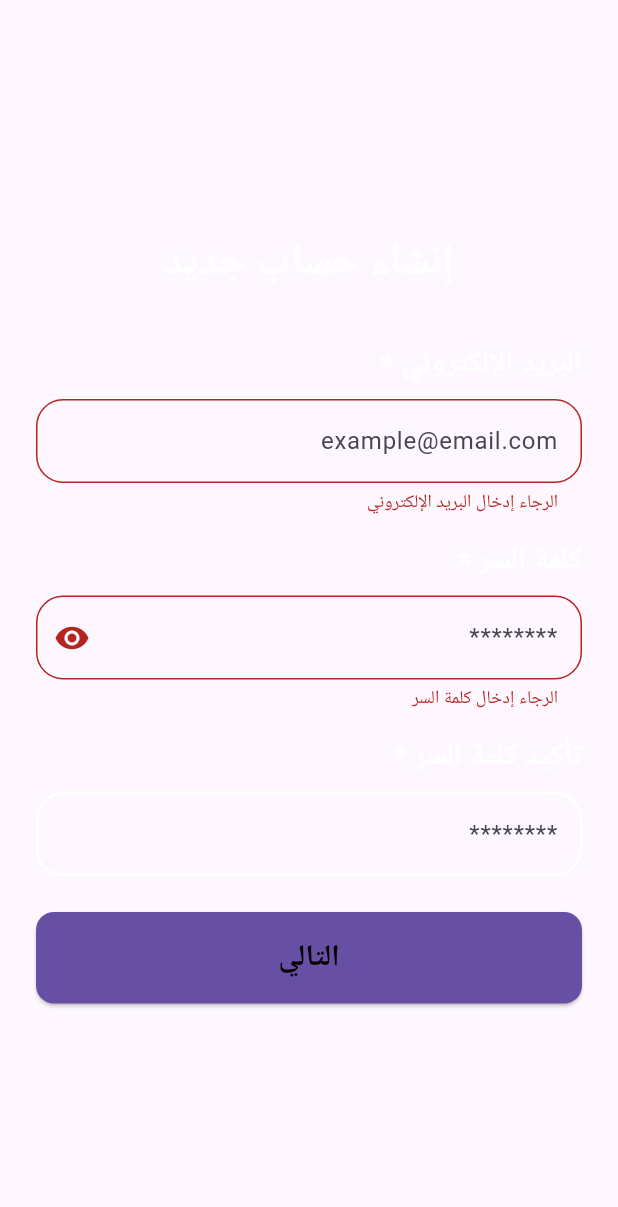
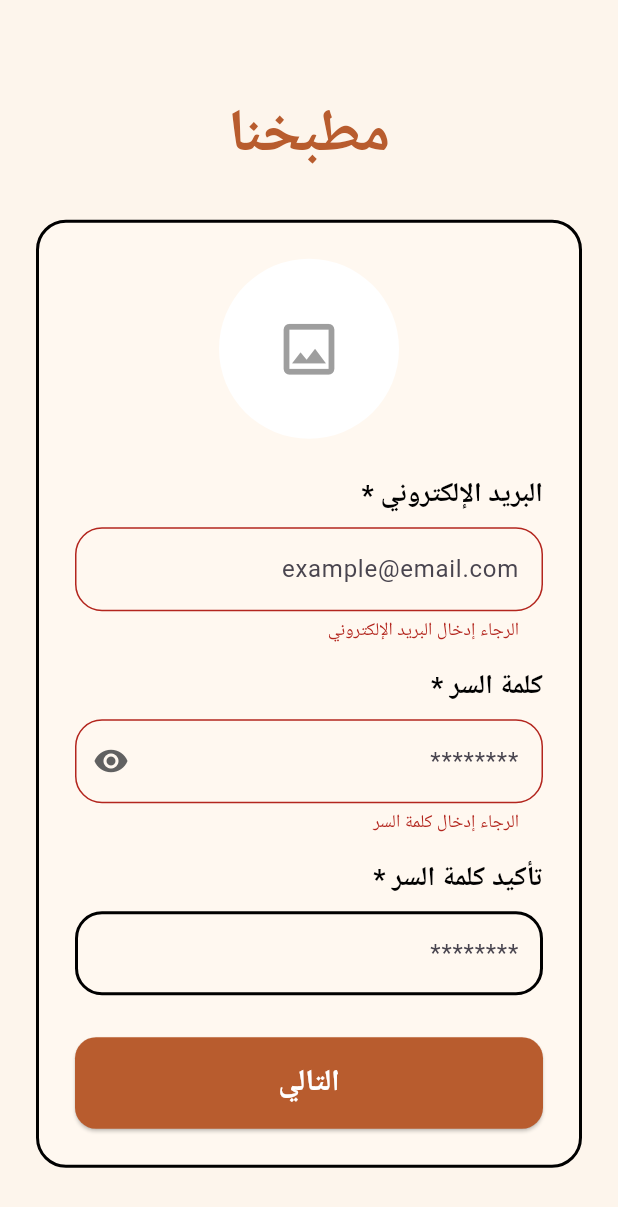
Before and after one commit to SuzanAqraa/Matbakhna_App, a Flutter app: the SignUpStepOnePage screen opened directly, after a tap on "التالي", on a phone screen of 412 x 824 dp. Shown: the top 1207 px of the screen. Run offline on Flutter 3.47's test engine with Material 3 defaults, Android fonts, the light colour scheme and no system bars; our stand-ins replace cloud_firestore, firebase_auth, firebase_core, youtube_player_flutter; accounts and stored records are empty; network calls fail; Roboto replaces fonts that are missing (Cairo).

Commit message:
"edit sing up pages"

```diff
--- a/lib/features/auth/screens/signup_screen.dart
+++ b/lib/features/auth/screens/signup_screen.dart
@@ -20,19 +20,22 @@ class _SignUpStepOnePageState extends State<SignUpStepOnePage> {
   String? _emailError;
   String? _passwordError;
 
-  void _showSuccessSnackbar(String message) {
-    final colors = Theme.of(context).colorScheme;
-    ScaffoldMessenger.of(context).showSnackBar(
-      SnackBar(
-        content: Text(
-          message,
-          style: const TextStyle(fontWeight: FontWeight.bold),
-        ),
-        backgroundColor: colors.primary,
-        duration: const Duration(seconds: 5),
-      ),
+  // الألوان
+  static const backgroundColor = Color(0xFFFDF5EC);
+  static const formBackgroundColor = Color(0xFFFFF8F0);
+  static const primaryColor = Color(0xFFB85C2E);
+  static const textColor = Colors.black;
+
+  InputBorder _border() => OutlineInputBorder(
+    borderRadius: BorderRadius.circular(18),
+    borderSide: const BorderSide(color: Colors.black, width: 2),
   );
-  }
+
+  TextStyle get _labelStyle => const TextStyle(
+    fontSize: 18,
+    color: textColor,
+    fontWeight: FontWeight.bold,
+  );
 
   Future<void> _registerUser() async {
     setState(() {
@@ -40,9 +43,9 @@ class _SignUpStepOnePageState extends State<SignUpStepOnePage> {
       _passwordError = null;
     });
 
-    if (_formKey.currentState!.validate()) {
+    if (!_formKey.currentState!.validate()) return;
+
     try {
-        // إنشاء الحساب
       final credential = await FirebaseAuth.instance.createUserWithEmailAndPassword(
         email: _emailController.text.trim(),
         password: _passwordController.text.trim(),
@@ -50,17 +53,16 @@ class _SignUpStepOnePageState extends State<SignUpStepOnePage> {
 
       final email = _emailController.text.trim();
       final username = email.split('@')[0];
+
       await credential.user?.sendEmailVerification();
-        await FirebaseFirestore.instance.collection('users').doc(credential.user?.uid).set({
-          'email': email,
-          'username': username,
-        });
+      await FirebaseFirestore.instance
+          .collection('users')
+          .doc(credential.user?.uid)
+          .set({'email': email, 'username': username});
 
       Navigator.pushReplacement(
         context,
-          MaterialPageRoute(
-            builder: (context) => SignUpStepTwoPage(userId: credential.user?.uid),
-          ),
+        MaterialPageRoute(builder: (_) => SignUpStepTwoPage(userId: credential.user?.uid)),
       );
     } on FirebaseAuthException catch (e) {
       setState(() {
@@ -76,45 +78,56 @@ class _SignUpStepOnePageState extends State<SignUpStepOnePage> {
       });
     }
   }
-  }
 
   @override
   Widget build(BuildContext context) {
-    final colors = Theme.of(context).colorScheme;
-    final darkBorder = OutlineInputBorder(
-      borderRadius: BorderRadius.circular(18),
-      borderSide: BorderSide(color: colors.onPrimary, width: 1.5),
-    );
-
-    TextStyle labelStyle = TextStyle(
-      fontSize: 20,
-      color: colors.onPrimary,
-      fontWeight: FontWeight.bold,
-    );
-
     return Scaffold(
-      backgroundColor: colors.background,
-      body: Center(
+      backgroundColor: backgroundColor,
+      body: Directionality(
+        textDirection: TextDirection.rtl,
+        child: Center(
           child: SingleChildScrollView(
             padding: const EdgeInsets.symmetric(horizontal: 24),
+            child: Column(
+              children: [
+                const SizedBox(height: 16),
+
+                // اسم التطبيق بالأعلى
+                const Text(
+                  'مطبخنا',
+                  style: TextStyle(
+                    fontSize: 40,
+                    fontWeight: FontWeight.bold,
+                    color: primaryColor,
+                    fontFamily: 'Cairo',
+                  ),
+                ),
+                const SizedBox(height: 28),
+
+                // ◀︎ الفورم داخل حاوية ذات بوردر
+                Container(
+                  width: double.infinity,
+                  padding: const EdgeInsets.all(24),
+                  decoration: BoxDecoration(
+                    color: formBackgroundColor,
+                    border: Border.all(color: Colors.black, width: 2),
+                    borderRadius: BorderRadius.circular(20),
+                  ),
                   child: Form(
                     key: _formKey,
                     child: Column(
                       children: [
-                Text(
-                  'إنشاء حساب جديد',
-                  style: TextStyle(
-                    fontSize: 28,
-                    fontWeight: FontWeight.bold,
-                    color: colors.onPrimary,
+                        // ◀︎ لوجو داخل الفورم
+                        const CircleAvatar(
+                          radius: 60,
+                          backgroundColor: Colors.white,
+                          child: Icon(Icons.image_outlined, size: 45, color: Colors.grey),
                         ),
-                ),
-                const SizedBox(height: 32),
+                        const SizedBox(height: 24),
 
-                // البريد الإلكتروني (إلزامي)
                         Align(
                           alignment: Alignment.centerRight,
-                  child: Text('البريد الإلكتروني *', style: labelStyle),
+                          child: Text('البريد الإلكتروني *', style: _labelStyle),
                         ),
                         const SizedBox(height: 8),
                         TextFormField(
@@ -122,9 +135,9 @@ class _SignUpStepOnePageState extends State<SignUpStepOnePage> {
                           keyboardType: TextInputType.emailAddress,
                           decoration: InputDecoration(
                             hintText: 'example@email.com',
-                    border: darkBorder,
-                    enabledBorder: darkBorder,
-                    focusedBorder: darkBorder,
+                            border: _border(),
+                            enabledBorder: _border(),
+                            focusedBorder: _border(),
                             errorText: _emailError,
                           ),
                           validator: (value) {
@@ -140,10 +153,9 @@ class _SignUpStepOnePageState extends State<SignUpStepOnePage> {
                         ),
                         const SizedBox(height: 16),
 
-                // كلمة السر (إلزامي)
                         Align(
                           alignment: Alignment.centerRight,
-                  child: Text('كلمة السر *', style: labelStyle),
+                          child: Text('كلمة السر *', style: _labelStyle),
                         ),
                         const SizedBox(height: 8),
                         TextFormField(
@@ -151,19 +163,16 @@ class _SignUpStepOnePageState extends State<SignUpStepOnePage> {
                           obscureText: _obscurePassword,
                           decoration: InputDecoration(
                             hintText: '********',
-                    border: darkBorder,
-                    enabledBorder: darkBorder,
-                    focusedBorder: darkBorder,
+                            border: _border(),
+                            enabledBorder: _border(),
+                            focusedBorder: _border(),
                             errorText: _passwordError,
                             suffixIcon: IconButton(
                               icon: Icon(
                                 _obscurePassword ? Icons.visibility : Icons.visibility_off,
+                                color: Colors.grey[700],
                               ),
-                      onPressed: () {
-                        setState(() {
-                          _obscurePassword = !_obscurePassword;
-                        });
-                      },
+                              onPressed: () => setState(() => _obscurePassword = !_obscurePassword),
                             ),
                           ),
                           validator: (value) {
@@ -178,10 +187,9 @@ class _SignUpStepOnePageState extends State<SignUpStepOnePage> {
                         ),
                         const SizedBox(height: 16),
 
-                // تأكيد كلمة السر (إلزامي)
                         Align(
                           alignment: Alignment.centerRight,
-                  child: Text('تأكيد كلمة السر *', style: labelStyle),
+                          child: Text('تأكيد كلمة السر *', style: _labelStyle),
                         ),
                         const SizedBox(height: 8),
                         TextFormField(
@@ -189,9 +197,9 @@ class _SignUpStepOnePageState extends State<SignUpStepOnePage> {
                           obscureText: _obscurePassword,
                           decoration: InputDecoration(
                             hintText: '********',
-                    border: darkBorder,
-                    enabledBorder: darkBorder,
-                    focusedBorder: darkBorder,
+                            border: _border(),
+                            enabledBorder: _border(),
+                            focusedBorder: _border(),
                           ),
                           validator: (value) {
                             if (value != _passwordController.text) {
@@ -200,23 +208,22 @@ class _SignUpStepOnePageState extends State<SignUpStepOnePage> {
                             return null;
                           },
                         ),
-                const SizedBox(height: 24),
+                        const SizedBox(height: 28),
 
                         SizedBox(
                           width: double.infinity,
                           child: ElevatedButton(
                             onPressed: _registerUser,
                             style: ElevatedButton.styleFrom(
-                      backgroundColor: colors.primary,
-                      foregroundColor: Colors.black,
+                              backgroundColor: primaryColor,
+                              foregroundColor: Colors.white,
                               padding: const EdgeInsets.symmetric(vertical: 16),
-                      shape: RoundedRectangleBorder(
-                        borderRadius: BorderRadius.circular(12),
+                              shape: RoundedRectangleBorder(borderRadius: BorderRadius.circular(14)),
+                            ),
+                            child: const Text('التالي', style: TextStyle(fontSize: 20, fontWeight: FontWeight.bold)),
                           ),
                         ),
-                    child: const Text(
-                      'التالي',
-                      style: TextStyle(fontSize: 20, fontWeight: FontWeight.bold),
+                      ],
                     ),
                   ),
                 ),
```
Also changed, not shown: lib/features/auth/screens/SignUpStepTwoPage.dart (+32 -27 lines). Lines whose indentation alone changed are shown as unchanged.
